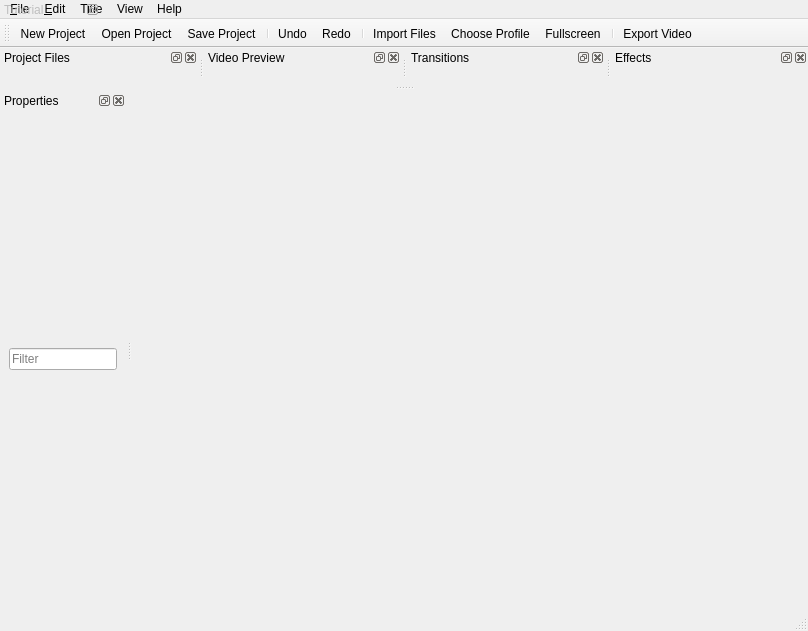
The window that src/windows/ui/main-window.ui (OpenShot/openshot-qt) describes before a commit, drawn with Qt 5.
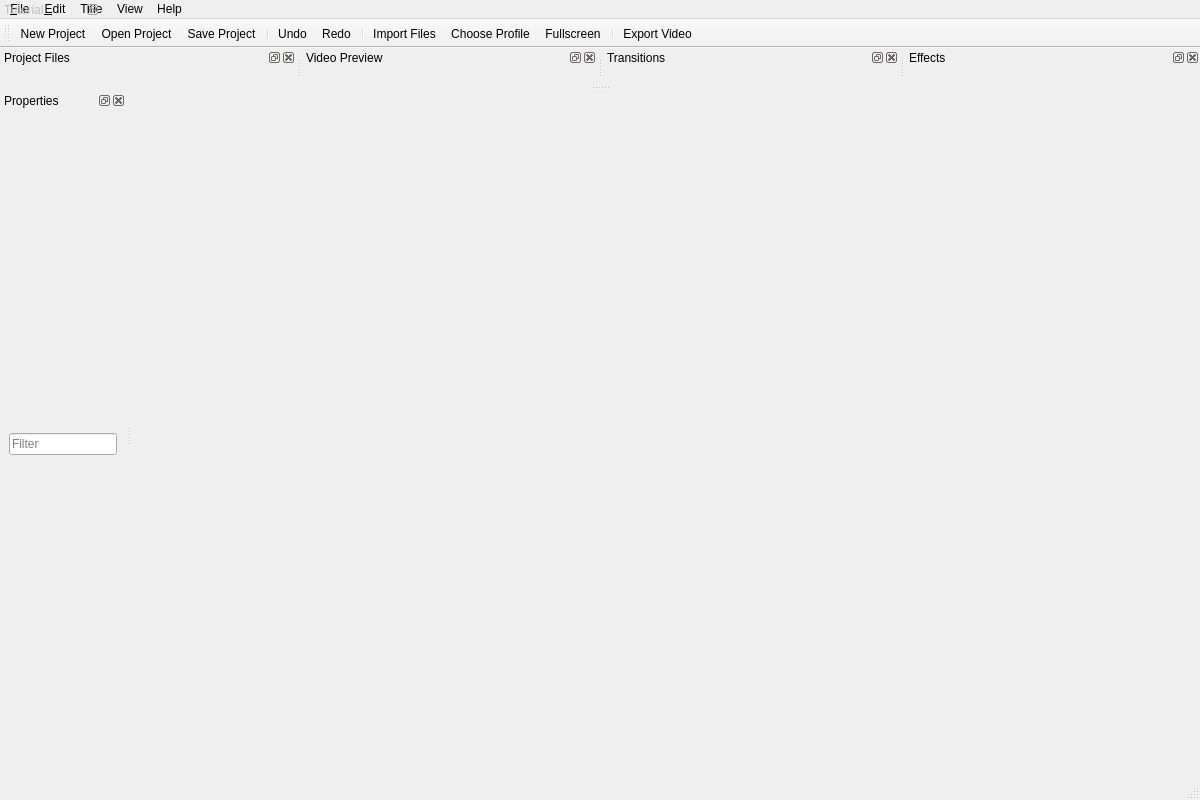
The same window after the commit. Icons and pictures are not drawn.

Commit message:
Resize main window geometry to 1200x800
This allows the Timeline to remain tall enough in Simple View that
the tutorial popups are (just barely) able to fit within the window.

The edit to the form file:
```diff
--- a/src/windows/ui/main-window.ui
+++ b/src/windows/ui/main-window.ui
@@ -6,8 +6,8 @@
    <rect>
     <x>0</x>
     <y>0</y>
-    <width>808</width>
-    <height>631</height>
+    <width>1200</width>
+    <height>800</height>
    </rect>
   </property>
   <property name="sizePolicy">
```
